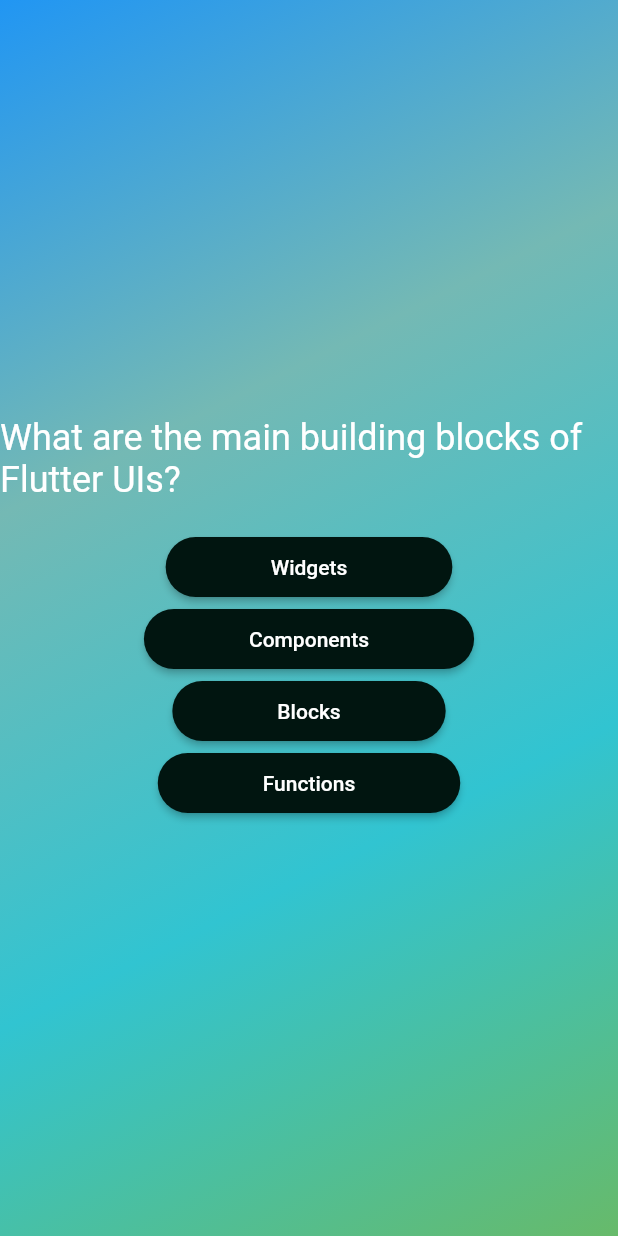
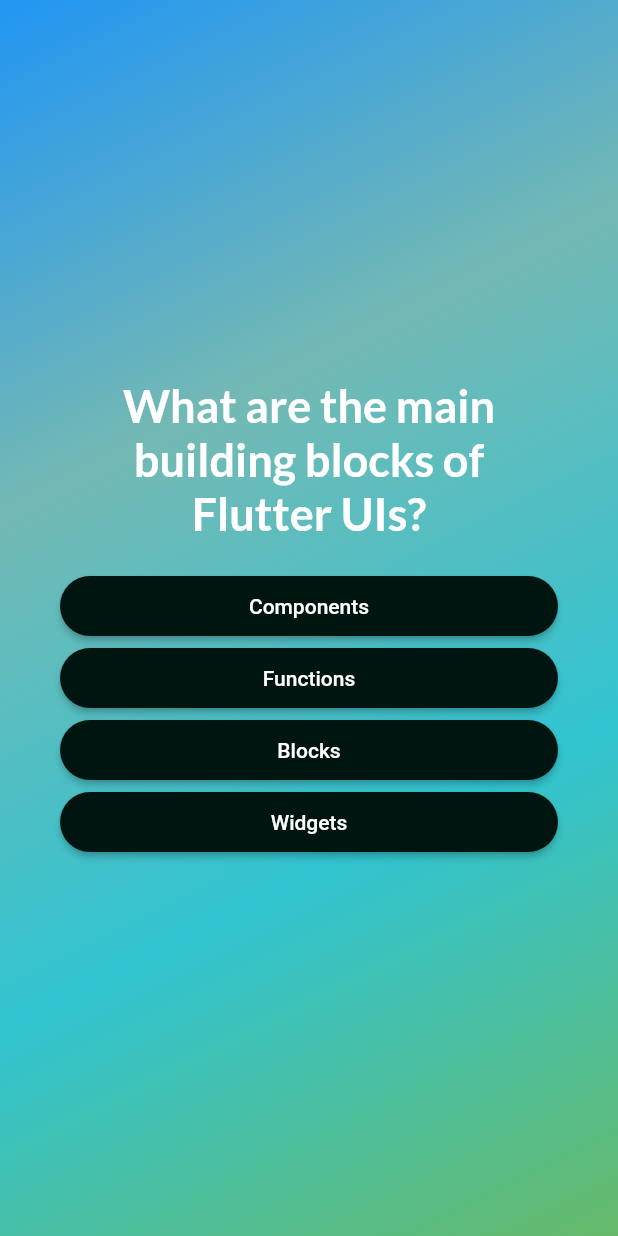
Before and after one commit to Blockchain-Research-Lab-Trainees/quiz-app-brl, a Flutter app: the screen it shows after launch, after a tap on an icon or button, on a phone screen of 412 x 824 dp. Run offline on Flutter 3.47's test engine with Material 2 defaults, Android fonts, the phone set to English and light mode, and no system bars; our stand-ins replace google_fonts.

Commit message:
initial phase completed

```diff
--- a/lib/game_screen.dart
+++ b/lib/game_screen.dart
@@ -1,4 +1,5 @@
 import 'package:flutter/material.dart';
+import 'package:google_fonts/google_fonts.dart';
 import 'package:quiz_app/data/dummy_question.dart';
 //import 'package:quiz_app/models/quiz_questions.dart';
 
@@ -13,9 +14,18 @@ class Questions extends StatefulWidget {
 }
 
 class _QuestionsState extends State<Questions> {
+
+  var currentQuestionIndex = 0;
+
+  void answerQuestion() {
+    setState(() {
+      currentQuestionIndex = currentQuestionIndex + 1;
+    });
+  }
+
   @override
   Widget build(BuildContext context) {
-    final currentQuestion = questions[0];
+    final currentQuestion = questions[currentQuestionIndex];
     return Scaffold(
       body: Center(
         child: DecoratedBox(
@@ -33,16 +43,21 @@ class _QuestionsState extends State<Questions> {
           ),
           child: SizedBox(
             width: double.infinity,
-            child: Column(
-              mainAxisAlignment: MainAxisAlignment.center,
-              children: [
-                Text(currentQuestion.text,  style: const TextStyle(fontSize: 24, color: Colors.white)),
-                const SizedBox(height: 20),
-                Answer(answertext: currentQuestion.answers[0], onTap: () {}),
-                Answer(answertext: currentQuestion.answers[1], onTap: () {}),
-                Answer(answertext: currentQuestion.answers[2], onTap: () {}),
-                Answer(answertext: currentQuestion.answers[3], onTap: () {}),
-              ],
+            child: Container(
+              margin: const EdgeInsets.all(40.0),
+              child: Column(
+                mainAxisAlignment: MainAxisAlignment.center,
+                crossAxisAlignment: CrossAxisAlignment.stretch,
+                children: [
+                  Text(currentQuestion.text,  style: GoogleFonts.lato(fontSize: 30, color: Colors.white, fontWeight: FontWeight.bold), textAlign: TextAlign.center,),
+                  const SizedBox(height: 20),
+                  ...currentQuestion.getShuffledAnswers()
+                      .map((answer) => Answer(answertext: answer, onTap: answerQuestion))
+                      .toList(),
+                  // Answer(answertext: currentQuestion.answers[0], onTap: () {}),
+
+                ],
+              ),
             ),
           ),
         ),
@@ -66,14 +81,15 @@ class Answer extends StatelessWidget {
     return ElevatedButton(
       onPressed: onTap,
       style: ElevatedButton.styleFrom(
-        foregroundColor: Colors.white, backgroundColor: Color.fromARGB(255, 1, 21, 16),
-        padding: const EdgeInsets.symmetric(
-          horizontal: 70,
-          vertical: 12,
-        ),
+        padding: const EdgeInsets.all(12),
+        foregroundColor: Colors.white, backgroundColor: const Color.fromARGB(255, 1, 21, 16),
+        // padding: const EdgeInsets.symmetric(
+        //   // horizontal: 70,
+        //   vertical: ,
+        //  ),
         shape: const StadiumBorder(),
       ),
-      child: Text(answertext),
+      child: Text(answertext , textAlign: TextAlign.center,),
     );
   }
 }
--- a/lib/models/quiz_questions.dart
+++ b/lib/models/quiz_questions.dart
@@ -3,4 +3,10 @@ class Quizkossan {
 
   final String text;
   final List<String> answers;
+
+  List<String> getShuffledAnswers() {
+    final shuffledList = List.of(answers);
+    shuffledList.shuffle();
+    return shuffledList;
+  }
 }
--- a/lib/quiz.dart
+++ b/lib/quiz.dart
@@ -12,6 +12,8 @@ class QuizApp extends StatefulWidget {
 class _QuizAppState extends State<QuizApp> {
   var zindascreen = 'start-screen';
 
+    final List<String> selectedAnswers = [];
+
   void switchScreen() {
     setState(() {
       zindascreen = 'questions-screen';
@@ -25,6 +27,8 @@ class _QuizAppState extends State<QuizApp> {
     if (zindascreen == 'questions-screen') {
       screenWidget = const Questions();
     }
+
+
 
     return MaterialApp(
       debugShowCheckedModeBanner: false,
```
Also changed, not shown: 1 other file.
